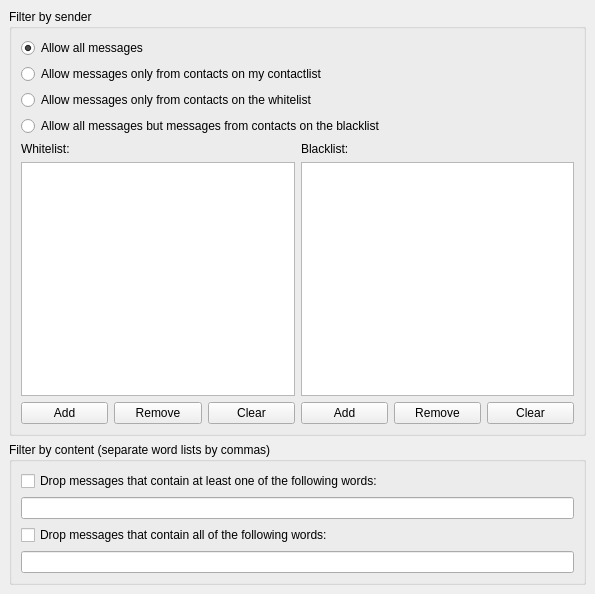
Above: plugins/privacy/privacydialog.ui from KDE/kopete before the change. Below: the same form after it.
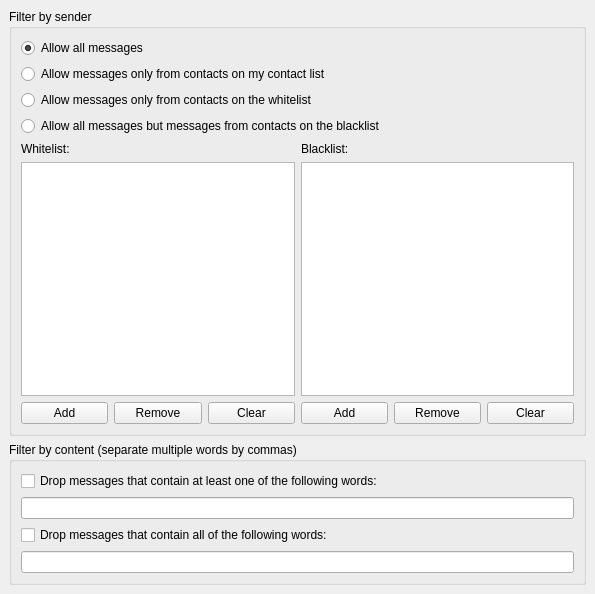
That is the form after the change.

```diff
--- a/plugins/privacy/privacydialog.ui
+++ b/plugins/privacy/privacydialog.ui
@@ -96,7 +96,7 @@
       <item row="1" column="0" colspan="2" >
        <widget class="QRadioButton" name="radioOnlyContactList" >
         <property name="text" >
-         <string>Allow messages only from contacts on my contactlist</string>
+         <string>Allow messages only from contacts on my contact list</string>
         </property>
        </widget>
       </item>
@@ -161,7 +161,7 @@
    <item row="1" column="0" >
     <widget class="QGroupBox" name="groupBox_2" >
      <property name="title" >
-      <string>Filter by content (separate word lists by commas)</string>
+      <string>Filter by content (separate multiple words by commas)</string>
      </property>
      <layout class="QGridLayout" >
       <property name="margin" >
```
